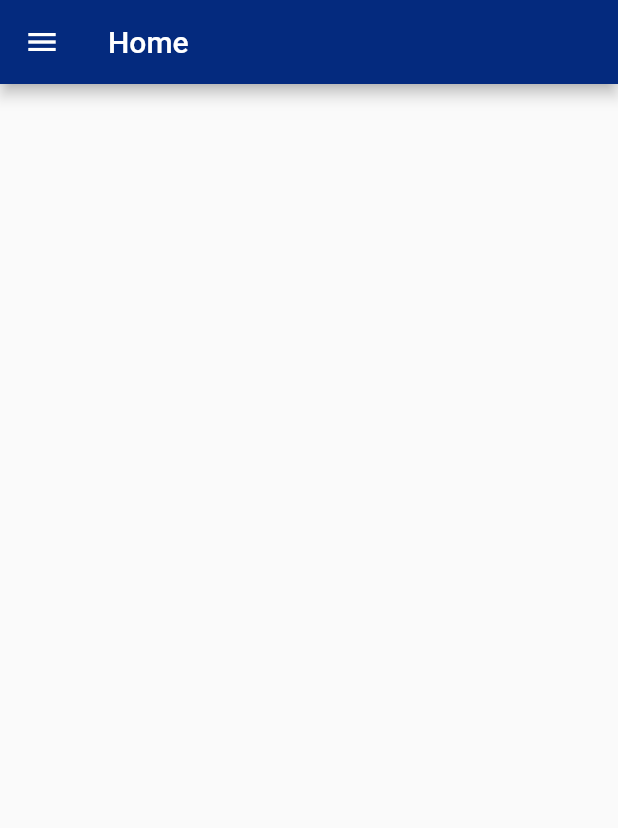
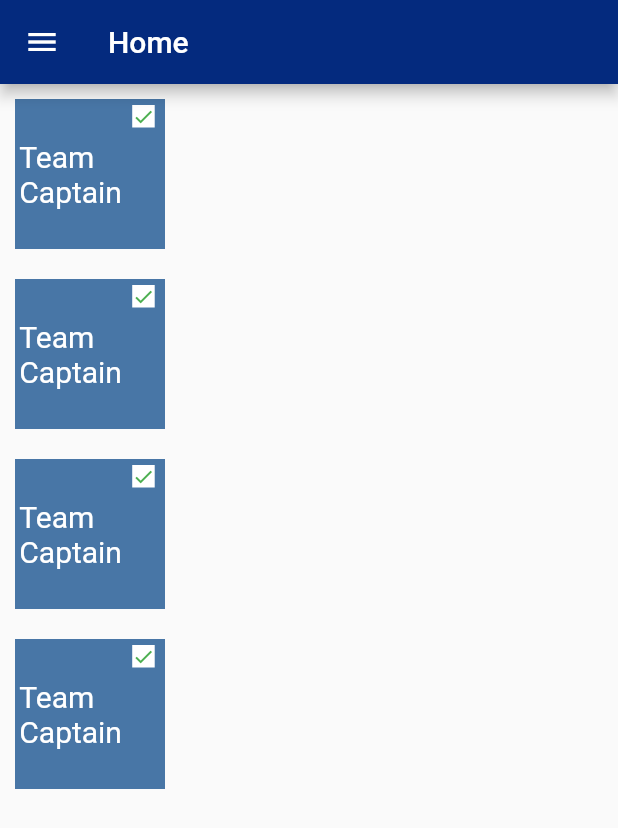
Before and after one commit to dhruvagrawal1055/voting_app, a Flutter app: the Home screen opened directly, on a phone screen of 412 x 824 dp. Shown: the top 828 px of the screen. Run offline on Flutter 3.47's test engine with Material 2 defaults, Android fonts, the phone set to English and light mode, and no system bars; our stand-ins replace animated_splash_screen, firebase_auth, firebase_core, google_sign_in; accounts and stored records are empty.

Commit message:
"home tiles done"

```diff
--- a/lib/Screens/homeScreen.dart
+++ b/lib/Screens/homeScreen.dart
@@ -15,8 +15,49 @@ class _HomeState extends State<Home> {
   @override
   Widget build(BuildContext context) {
     final GlobalKey<ScaffoldState> scaffoldKey = GlobalKey<ScaffoldState>();
-    return SafeArea(
-      child: Scaffold(
+    return Scaffold(
+        body: SingleChildScrollView(
+          scrollDirection: Axis.vertical,
+          child: Container(
+            child: Column(
+              mainAxisSize: MainAxisSize.max,
+              children: [
+                Tabs(
+                  topic: "Team \nCaptain",
+                  icon: Icon(
+                    Icons.done,
+                    size: 15,
+                    color: Colors.green,
+                  ),
+                ),
+                Tabs(
+                  topic: "Team \nCaptain",
+                  icon: Icon(
+                    Icons.done,
+                    size: 15,
+                    color: Colors.green,
+                  ),
+                ),
+                Tabs(
+                  topic: "Team \nCaptain",
+                  icon: Icon(
+                    Icons.done,
+                    size: 15,
+                    color: Colors.green,
+                  ),
+                ),
+                Tabs(
+                  topic: "Team \nCaptain",
+                  icon: Icon(
+                    Icons.done,
+                    size: 15,
+                    color: Colors.green,
+                  ),
+                ),
+              ],
+            ),
+          ),
+        ),
         appBar: AppBar(
           backgroundColor: Color.fromRGBO(4, 42, 126, 1),
           title: const Text('Home'),
@@ -57,7 +98,52 @@ class _HomeState extends State<Home> {
               title: Text('Logout'),
             ),
           ],
-          ))),
+        )));
+  }
+}
+
+class Tabs extends StatefulWidget {
+  final String topic;
+  final Icon icon;
+  const Tabs({required this.topic, required this.icon, super.key});
+
+  @override
+  State<Tabs> createState() => _TabsState();
+}
+
+class _TabsState extends State<Tabs> {
+  @override
+  Widget build(BuildContext context) {
+    return Container(
+      margin: EdgeInsets.all(10),
+      height: 100,
+      width: 100,
+      decoration: BoxDecoration(color: Color.fromARGB(255, 72, 118, 166)),
+      child: Row(
+        mainAxisAlignment: MainAxisAlignment.spaceEvenly,
+        crossAxisAlignment: CrossAxisAlignment.start,
+        children: [
+          InkWell(
+            onTap: () => Navigator.pushNamed(context, ""),
+            child: Container(
+              child: Center(
+                child: Text(
+                  widget.topic,
+                  style: TextStyle(color: Colors.white, fontSize: 20),
+                ),
+              ),
+            ),
+          ),
+          Container(
+            alignment: Alignment.topRight,
+            margin: EdgeInsets.all(4),
+            height: 15,
+            width: 15,
+            color: Colors.white,
+            child: widget.icon,
+          )
+        ],
+      ),
     );
   }
 }
--- a/lib/main.dart
+++ b/lib/main.dart
@@ -32,6 +32,7 @@ class _MyAppState extends State<MyApp> {
   Widget build(BuildContext context) {
     return MaterialApp(
       debugShowCheckedModeBanner: false,
+      // home: Home(),
       initialRoute: "/",
       routes: {
         "/": (context) => splashScreen(),
```
Lines whose indentation alone changed are shown as unchanged.
